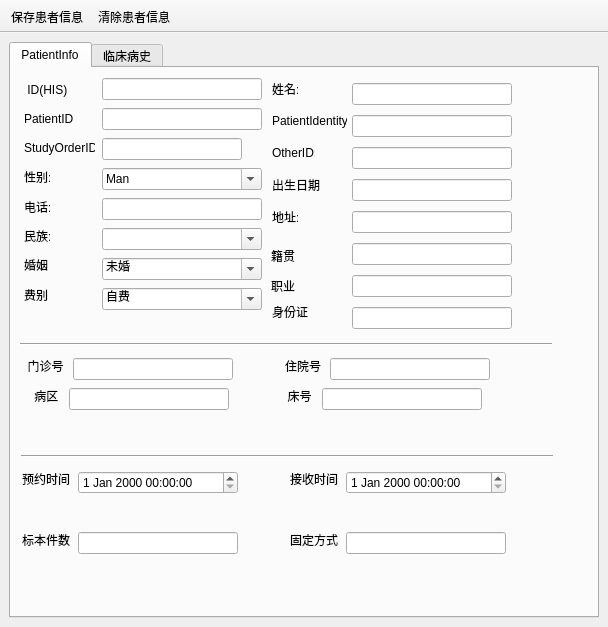
Above: Tools/MHealthReport/patientstudyregister.ui from zyq1569/HealthApp before the change. Below: the same form after it.
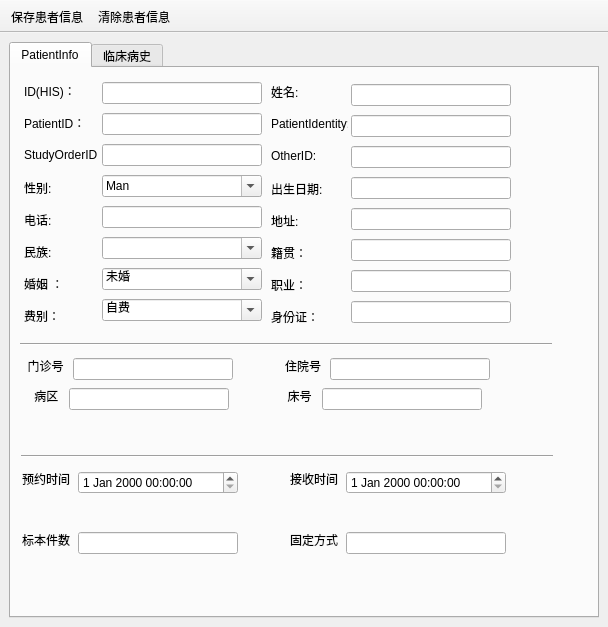
That is the form after the change. Icons and pictures are not drawn.

Commit message: add study register ui

What changed in the file:
```diff
--- a/Tools/MHealthReport/patientstudyregister.ui
+++ b/Tools/MHealthReport/patientstudyregister.ui
@@ -345,15 +345,154 @@
          </size>
         </property>
        </widget>
-       <widget class="QLineEdit" name="lineEditID">
+       <widget class="QWidget" name="">
         <property name="geometry">
          <rect>
-          <x>91</x>
+          <x>260</x>
+          <y>11</y>
+          <width>77</width>
+          <height>251</height>
+         </rect>
+        </property>
+        <layout class="QVBoxLayout" name="verticalLayout_5">
+         <item>
+          <widget class="QLabel" name="label_2">
+           <property name="text">
+            <string>姓名:</string>
+           </property>
+          </widget>
+         </item>
+         <item>
+          <widget class="QLabel" name="label_20">
+           <property name="text">
+            <string>PatientIdentity:</string>
+           </property>
+          </widget>
+         </item>
+         <item>
+          <widget class="QLabel" name="label_24">
+           <property name="text">
+            <string>OtherID:</string>
+           </property>
+          </widget>
+         </item>
+         <item>
+          <widget class="QLabel" name="label_4">
+           <property name="text">
+            <string>出生日期:</string>
+           </property>
+          </widget>
+         </item>
+         <item>
+          <widget class="QLabel" name="label_6">
+           <property name="text">
+            <string>地址:</string>
+           </property>
+          </widget>
+         </item>
+         <item>
+          <widget class="QLabel" name="label_9">
+           <property name="text">
+            <string>籍贯：</string>
+           </property>
+          </widget>
+         </item>
+         <item>
+          <widget class="QLabel" name="label_10">
+           <property name="text">
+            <string>职业：</string>
+           </property>
+          </widget>
+         </item>
+         <item>
+          <widget class="QLabel" name="label_12">
+           <property name="text">
+            <string>身份证：</string>
+           </property>
+          </widget>
+         </item>
+        </layout>
+       </widget>
+       <widget class="QWidget" name="">
+        <property name="geometry">
+         <rect>
+          <x>13</x>
           <y>10</y>
-          <width>160</width>
-          <height>22</height>
+          <width>73</width>
+          <height>251</height>
          </rect>
         </property>
+        <layout class="QVBoxLayout" name="verticalLayout_3">
+         <item>
+          <widget class="QLabel" name="label">
+           <property name="text">
+            <string>ID(HIS)：</string>
+           </property>
+          </widget>
+         </item>
+         <item>
+          <widget class="QLabel" name="label_19">
+           <property name="text">
+            <string>PatientID：</string>
+           </property>
+          </widget>
+         </item>
+         <item>
+          <widget class="QLabel" name="label_23">
+           <property name="text">
+            <string>StudyOrderID:</string>
+           </property>
+          </widget>
+         </item>
+         <item>
+          <widget class="QLabel" name="label_3">
+           <property name="text">
+            <string>性别:</string>
+           </property>
+          </widget>
+         </item>
+         <item>
+          <widget class="QLabel" name="label_5">
+           <property name="text">
+            <string>电话:</string>
+           </property>
+          </widget>
+         </item>
+         <item>
+          <widget class="QLabel" name="label_7">
+           <property name="text">
+            <string>民族:</string>
+           </property>
+          </widget>
+         </item>
+         <item>
+          <widget class="QLabel" name="label_8">
+           <property name="text">
+            <string>婚姻 ：</string>
+           </property>
+          </widget>
+         </item>
+         <item>
+          <widget class="QLabel" name="label_11">
+           <property name="text">
+            <string>费别：</string>
+           </property>
+          </widget>
+         </item>
+        </layout>
+       </widget>
+       <widget class="QWidget" name="">
+        <property name="geometry">
+         <rect>
+          <x>91</x>
+          <y>11</y>
+          <width>162</width>
+          <height>251</height>
+         </rect>
+        </property>
+        <layout class="QVBoxLayout" name="verticalLayout_2">
+         <item>
+          <widget class="QLineEdit" name="lineEditID">
         <property name="minimumSize">
          <size>
           <width>160</width>
@@ -367,15 +506,41 @@
          </size>
         </property>
        </widget>
+         </item>
+         <item>
+          <widget class="QLineEdit" name="lineEditJianKe">
+           <property name="minimumSize">
+            <size>
+             <width>160</width>
+             <height>0</height>
+            </size>
+           </property>
+           <property name="maximumSize">
+            <size>
+             <width>160</width>
+             <height>16777215</height>
+            </size>
+           </property>
+          </widget>
+         </item>
+         <item>
+          <widget class="QLineEdit" name="lineEditJieShouPeople">
+           <property name="minimumSize">
+            <size>
+             <width>140</width>
+             <height>0</height>
+            </size>
+           </property>
+           <property name="maximumSize">
+            <size>
+             <width>160</width>
+             <height>16777215</height>
+            </size>
+           </property>
+          </widget>
+         </item>
+         <item>
        <widget class="QComboBox" name="comboBoxSex">
-        <property name="geometry">
-         <rect>
-          <x>91</x>
-          <y>100</y>
-          <width>160</width>
-          <height>22</height>
-         </rect>
-        </property>
         <property name="minimumSize">
          <size>
           <width>160</width>
@@ -407,15 +572,9 @@
          </property>
         </item>
        </widget>
+         </item>
+         <item>
        <widget class="QLineEdit" name="lineEditPhone">
-        <property name="geometry">
-         <rect>
-          <x>91</x>
-          <y>130</y>
-          <width>160</width>
-          <height>22</height>
-         </rect>
-        </property>
         <property name="minimumSize">
          <size>
           <width>160</width>
@@ -429,15 +588,9 @@
          </size>
         </property>
        </widget>
+         </item>
+         <item>
        <widget class="QComboBox" name="comboBoxNation">
-        <property name="geometry">
-         <rect>
-          <x>91</x>
-          <y>160</y>
-          <width>160</width>
-          <height>22</height>
-         </rect>
-        </property>
         <property name="minimumSize">
          <size>
           <width>160</width>
@@ -454,15 +607,9 @@
          <bool>true</bool>
         </property>
        </widget>
+         </item>
+         <item>
        <widget class="QComboBox" name="comboBoxMarry">
-        <property name="geometry">
-         <rect>
-          <x>91</x>
-          <y>190</y>
-          <width>160</width>
-          <height>22</height>
-         </rect>
-        </property>
         <property name="minimumSize">
          <size>
           <width>160</width>
@@ -494,15 +641,9 @@
          </property>
         </item>
        </widget>
+         </item>
+         <item>
        <widget class="QComboBox" name="comboBoxMoneyType">
-        <property name="geometry">
-         <rect>
-          <x>91</x>
-          <y>220</y>
-          <width>160</width>
-          <height>22</height>
-         </rect>
-        </property>
         <property name="minimumSize">
          <size>
           <width>160</width>
@@ -529,267 +670,37 @@
          </property>
         </item>
        </widget>
-       <widget class="QLineEdit" name="lineEditJianKe">
-        <property name="geometry">
-         <rect>
-          <x>91</x>
-          <y>40</y>
-          <width>160</width>
-          <height>22</height>
-         </rect>
-        </property>
-        <property name="minimumSize">
-         <size>
-          <width>160</width>
-          <height>0</height>
-         </size>
-        </property>
-        <property name="maximumSize">
-         <size>
-          <width>160</width>
-          <height>16777215</height>
-         </size>
-        </property>
+         </item>
+        </layout>
        </widget>
-       <widget class="QLineEdit" name="lineEditJieShouPeople">
+       <widget class="QWidget" name="">
         <property name="geometry">
          <rect>
-          <x>91</x>
-          <y>70</y>
-          <width>140</width>
-          <height>22</height>
-         </rect>
-        </property>
-        <property name="minimumSize">
-         <size>
-          <width>140</width>
-          <height>0</height>
-         </size>
-        </property>
-        <property name="maximumSize">
-         <size>
-          <width>160</width>
-          <height>16777215</height>
-         </size>
-        </property>
-       </widget>
-       <widget class="QLabel" name="label">
-        <property name="geometry">
-         <rect>
-          <x>13</x>
+          <x>340</x>
           <y>13</y>
-          <width>47</width>
-          <height>16</height>
+          <width>162</width>
+          <height>251</height>
          </rect>
         </property>
-        <property name="text">
-         <string> ID(HIS)：</string>
-        </property>
-       </widget>
-       <widget class="QLabel" name="label_3">
-        <property name="geometry">
-         <rect>
-          <x>13</x>
-          <y>101</y>
-          <width>26</width>
-          <height>16</height>
-         </rect>
-        </property>
-        <property name="text">
-         <string>性别:</string>
-        </property>
-       </widget>
-       <widget class="QLabel" name="label_5">
-        <property name="geometry">
-         <rect>
-          <x>13</x>
-          <y>131</y>
-          <width>26</width>
-          <height>16</height>
-         </rect>
-        </property>
-        <property name="text">
-         <string>电话:</string>
-        </property>
-       </widget>
-       <widget class="QLabel" name="label_7">
-        <property name="geometry">
-         <rect>
-          <x>13</x>
-          <y>160</y>
-          <width>26</width>
-          <height>16</height>
-         </rect>
-        </property>
-        <property name="text">
-         <string>民族:</string>
-        </property>
-       </widget>
-       <widget class="QLabel" name="label_8">
-        <property name="geometry">
-         <rect>
-          <x>13</x>
-          <y>189</y>
-          <width>31</width>
-          <height>16</height>
-         </rect>
-        </property>
-        <property name="text">
-         <string>婚姻 ：</string>
-        </property>
-       </widget>
-       <widget class="QLabel" name="label_11">
-        <property name="geometry">
-         <rect>
-          <x>13</x>
-          <y>219</y>
-          <width>28</width>
-          <height>16</height>
-         </rect>
-        </property>
-        <property name="text">
-         <string>费别：</string>
-        </property>
-       </widget>
-       <widget class="QLabel" name="label_19">
-        <property name="geometry">
-         <rect>
-          <x>13</x>
-          <y>42</y>
-          <width>51</width>
-          <height>16</height>
-         </rect>
-        </property>
-        <property name="text">
-         <string>PatientID：</string>
-        </property>
-       </widget>
-       <widget class="QLabel" name="label_23">
-        <property name="geometry">
-         <rect>
-          <x>13</x>
-          <y>72</y>
-          <width>71</width>
-          <height>16</height>
-         </rect>
-        </property>
-        <property name="text">
-         <string>StudyOrderID:</string>
-        </property>
-       </widget>
-       <widget class="QLabel" name="label_2">
-        <property name="geometry">
-         <rect>
-          <x>261</x>
-          <y>13</y>
-          <width>26</width>
-          <height>16</height>
-         </rect>
-        </property>
-        <property name="text">
-         <string>姓名:</string>
-        </property>
-       </widget>
-       <widget class="QLabel" name="label_4">
-        <property name="geometry">
-         <rect>
-          <x>261</x>
-          <y>109</y>
-          <width>48</width>
-          <height>16</height>
-         </rect>
-        </property>
-        <property name="text">
-         <string>出生日期:</string>
-        </property>
-       </widget>
-       <widget class="QLabel" name="label_6">
-        <property name="geometry">
-         <rect>
-          <x>261</x>
-          <y>141</y>
-          <width>26</width>
-          <height>16</height>
-         </rect>
-        </property>
-        <property name="text">
-         <string>地址:</string>
-        </property>
-       </widget>
-       <widget class="QLabel" name="label_9">
-        <property name="geometry">
-         <rect>
-          <x>260</x>
-          <y>180</y>
-          <width>28</width>
-          <height>16</height>
-         </rect>
-        </property>
-        <property name="text">
-         <string>籍贯：</string>
-        </property>
-       </widget>
-       <widget class="QLabel" name="label_10">
-        <property name="geometry">
-         <rect>
-          <x>260</x>
-          <y>210</y>
-          <width>28</width>
-          <height>16</height>
-         </rect>
-        </property>
-        <property name="text">
-         <string>职业：</string>
-        </property>
-       </widget>
-       <widget class="QLabel" name="label_12">
-        <property name="geometry">
-         <rect>
-          <x>261</x>
-          <y>236</y>
-          <width>39</width>
-          <height>16</height>
-         </rect>
-        </property>
-        <property name="text">
-         <string>身份证：</string>
-        </property>
-       </widget>
-       <widget class="QLabel" name="label_20">
-        <property name="geometry">
-         <rect>
-          <x>261</x>
-          <y>45</y>
-          <width>75</width>
-          <height>16</height>
-         </rect>
-        </property>
-        <property name="text">
-         <string>PatientIdentity:</string>
-        </property>
-       </widget>
-       <widget class="QLabel" name="label_24">
-        <property name="geometry">
-         <rect>
-          <x>261</x>
-          <y>77</y>
-          <width>43</width>
-          <height>16</height>
-         </rect>
-        </property>
-        <property name="text">
-         <string>OtherID:</string>
-        </property>
-       </widget>
+        <layout class="QVBoxLayout" name="verticalLayout_7">
+         <item>
        <widget class="QLineEdit" name="lineEditName">
-        <property name="geometry">
-         <rect>
-          <x>341</x>
-          <y>15</y>
+           <property name="minimumSize">
+            <size>
           <width>160</width>
-          <height>22</height>
-         </rect>
-        </property>
+             <height>0</height>
+            </size>
+           </property>
+           <property name="maximumSize">
+            <size>
+             <width>160</width>
+             <height>16777215</height>
+            </size>
+           </property>
+          </widget>
+         </item>
+         <item>
+          <widget class="QLineEdit" name="lineEditJianDoctor">
         <property name="minimumSize">
          <size>
           <width>160</width>
@@ -803,15 +714,25 @@
          </size>
         </property>
        </widget>
+         </item>
+         <item>
+          <widget class="QLineEdit" name="lineEditQuCaiBuWei">
+           <property name="minimumSize">
+            <size>
+             <width>160</width>
+             <height>0</height>
+            </size>
+           </property>
+           <property name="maximumSize">
+            <size>
+             <width>160</width>
+             <height>16777215</height>
+            </size>
+           </property>
+          </widget>
+         </item>
+         <item>
        <widget class="QLineEdit" name="lineEditAge">
-        <property name="geometry">
-         <rect>
-          <x>341</x>
-          <y>111</y>
-          <width>160</width>
-          <height>22</height>
-         </rect>
-        </property>
         <property name="minimumSize">
          <size>
           <width>160</width>
@@ -825,15 +746,9 @@
          </size>
         </property>
        </widget>
+         </item>
+         <item>
        <widget class="QLineEdit" name="lineEditAddress">
-        <property name="geometry">
-         <rect>
-          <x>341</x>
-          <y>143</y>
-          <width>160</width>
-          <height>22</height>
-         </rect>
-        </property>
         <property name="minimumSize">
          <size>
           <width>160</width>
@@ -847,15 +762,9 @@
          </size>
         </property>
        </widget>
+         </item>
+         <item>
        <widget class="QLineEdit" name="lineEditNative">
-        <property name="geometry">
-         <rect>
-          <x>341</x>
-          <y>175</y>
-          <width>160</width>
-          <height>22</height>
-         </rect>
-        </property>
         <property name="minimumSize">
          <size>
           <width>160</width>
@@ -869,15 +778,9 @@
          </size>
         </property>
        </widget>
+         </item>
+         <item>
        <widget class="QLineEdit" name="lineEditWork">
-        <property name="geometry">
-         <rect>
-          <x>341</x>
-          <y>207</y>
-          <width>160</width>
-          <height>22</height>
-         </rect>
-        </property>
         <property name="minimumSize">
          <size>
           <width>160</width>
@@ -891,15 +794,9 @@
          </size>
         </property>
        </widget>
+         </item>
+         <item>
        <widget class="QLineEdit" name="lineEditIDCard">
-        <property name="geometry">
-         <rect>
-          <x>341</x>
-          <y>239</y>
-          <width>160</width>
-          <height>22</height>
-         </rect>
-        </property>
         <property name="minimumSize">
          <size>
           <width>160</width>
@@ -913,49 +810,124 @@
          </size>
         </property>
        </widget>
-       <widget class="QLineEdit" name="lineEditJianDoctor">
+         </item>
+        </layout>
+       </widget>
+       <widget class="QWidget" name="">
         <property name="geometry">
          <rect>
-          <x>341</x>
-          <y>47</y>
-          <width>160</width>
-          <height>22</height>
+          <x>510</x>
+          <y>6</y>
+          <width>70</width>
+          <height>251</height>
          </rect>
         </property>
-        <property name="minimumSize">
+        <layout class="QVBoxLayout" name="verticalLayout_8">
+         <item>
+          <spacer name="horizontalSpacer_10">
+           <property name="orientation">
+            <enum>Qt::Horizontal</enum>
+           </property>
+           <property name="sizeHint" stdset="0">
          <size>
-          <width>160</width>
-          <height>0</height>
-         </size>
-        </property>
-        <property name="maximumSize">
+             <width>68</width>
+             <height>20</height>
+            </size>
+           </property>
+          </spacer>
+         </item>
+         <item>
+          <spacer name="horizontalSpacer_11">
+           <property name="orientation">
+            <enum>Qt::Horizontal</enum>
+           </property>
+           <property name="sizeHint" stdset="0">
          <size>
-          <width>160</width>
-          <height>16777215</height>
-         </size>
-        </property>
-       </widget>
-       <widget class="QLineEdit" name="lineEditQuCaiBuWei">
-        <property name="geometry">
-         <rect>
-          <x>341</x>
-          <y>79</y>
-          <width>160</width>
-          <height>22</height>
-         </rect>
-        </property>
-        <property name="minimumSize">
+             <width>68</width>
+             <height>20</height>
+            </size>
+           </property>
+          </spacer>
+         </item>
+         <item>
+          <spacer name="horizontalSpacer_12">
+           <property name="orientation">
+            <enum>Qt::Horizontal</enum>
+           </property>
+           <property name="sizeHint" stdset="0">
          <size>
-          <width>160</width>
-          <height>0</height>
-         </size>
-        </property>
-        <property name="maximumSize">
+             <width>68</width>
+             <height>20</height>
+            </size>
+           </property>
+          </spacer>
+         </item>
+         <item>
+          <spacer name="horizontalSpacer_46">
+           <property name="orientation">
+            <enum>Qt::Horizontal</enum>
+           </property>
+           <property name="sizeHint" stdset="0">
          <size>
-          <width>160</width>
-          <height>16777215</height>
-         </size>
-        </property>
+             <width>68</width>
+             <height>20</height>
+            </size>
+           </property>
+          </spacer>
+         </item>
+         <item>
+          <spacer name="horizontalSpacer_47">
+           <property name="orientation">
+            <enum>Qt::Horizontal</enum>
+           </property>
+           <property name="sizeHint" stdset="0">
+            <size>
+             <width>68</width>
+             <height>20</height>
+            </size>
+           </property>
+          </spacer>
+         </item>
+         <item>
+          <spacer name="horizontalSpacer_48">
+           <property name="orientation">
+            <enum>Qt::Horizontal</enum>
+           </property>
+           <property name="sizeHint" stdset="0">
+            <size>
+             <width>68</width>
+             <height>20</height>
+            </size>
+           </property>
+          </spacer>
+         </item>
+         <item>
+          <spacer name="horizontalSpacer_49">
+           <property name="orientation">
+            <enum>Qt::Horizontal</enum>
+           </property>
+           <property name="sizeHint" stdset="0">
+            <size>
+             <width>68</width>
+             <height>20</height>
+            </size>
+           </property>
+          </spacer>
+         </item>
+         <item>
+          <spacer name="horizontalSpacer_22">
+           <property name="orientation">
+            <enum>Qt::Horizontal</enum>
+           </property>
+           <property name="sizeHint" stdset="0">
+            <size>
+             <width>68</width>
+             <height>20</height>
+            </size>
+           </property>
+          </spacer>
+         </item>
+        </layout>
        </widget>
       </widget>
       <widget class="QWidget" name="tabIllnessHistory">
```
Lines whose indentation alone changed are shown as unchanged.
